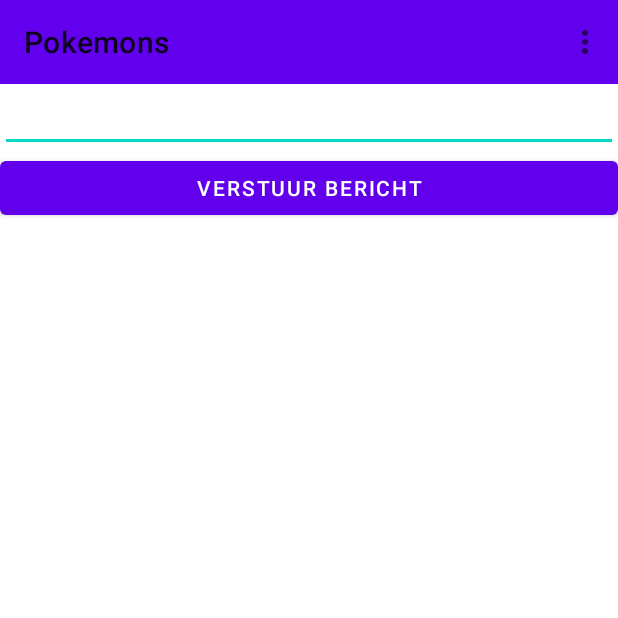
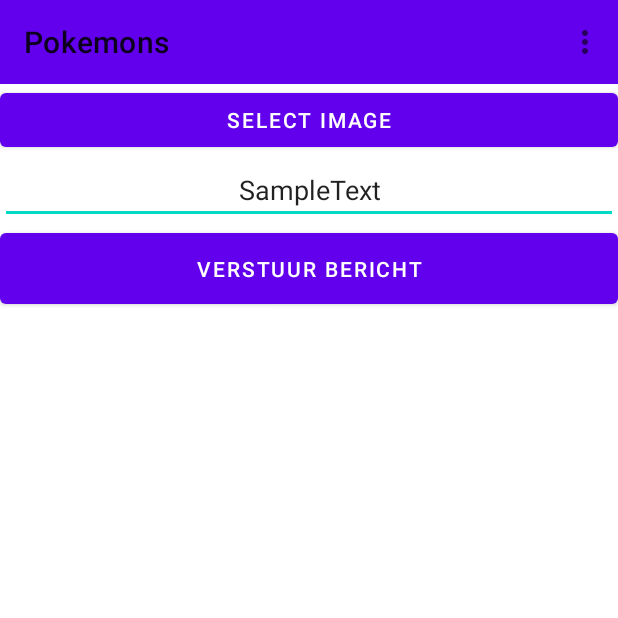
Before and after one commit to ShootMeBigTime/AndroidAssesment, an Android app: the SendPokemon screen opened directly, with no data from a screen before it, on a phone screen of 412 x 824 dp, the top half of it. Run offline under Robolectric (Android 15) with nearby library versions, the phone set to English and light mode, and no system bars.

Commit message:
Implicit intent en permission update

```diff
--- a/app/src/main/AndroidManifest.xml
+++ b/app/src/main/AndroidManifest.xml
@@ -13,7 +13,7 @@
         tools:targetApi="31">
         <activity
             android:name=".SendPokemon"
-            android:exported="false" />
+            android:exported="false"/>
         <activity
             android:name=".SettingsActivity"
             android:exported="false" />
--- a/app/src/main/res/layout/activity_send_pokemon.xml
+++ b/app/src/main/res/layout/activity_send_pokemon.xml
@@ -1,5 +1,7 @@
 <?xml version="1.0" encoding="utf-8"?>
 <LinearLayout xmlns:android="http://schemas.android.com/apk/res/android"
+    xmlns:app="http://schemas.android.com/apk/res-auto"
+    xmlns:tools="http://schemas.android.com/tools"
     android:layout_width="match_parent"
     android:layout_height="match_parent"
     android:orientation="vertical">
@@ -11,22 +13,37 @@
         android:background="?attr/colorPrimary">
     </androidx.appcompat.widget.Toolbar>
 
+    <ImageView
+        android:id="@+id/imageView"
+        android:layout_width="match_parent"
+        android:layout_height="wrap_content"
+        tools:srcCompat="@tools:sample/avatars" />
+
+    <Button
+        android:id="@+id/button"
+        android:layout_width="match_parent"
+        android:layout_height="wrap_content"
+        android:text="Select image"
+        android:onClick="openGallery"/>
+
     <EditText
         android:id="@+id/editText"
         android:layout_width="match_parent"
         android:layout_height="wrap_content"
         android:ems="10"
-        android:inputType="textPersonName">
+        android:inputType="textPersonName"
+        android:text="SampleText"
+        android:textAlignment="center">
 
     </EditText>
 
     <Button
         android:id="@+id/send"
         android:layout_width="match_parent"
-        android:layout_height="wrap_content"
+        android:layout_height="59dp"
         android:layout_marginBottom="92dp"
-        android:text="verstuur bericht"
-        android:onClick="sendMessage">
+        android:onClick="sendMessage"
+        android:text="verstuur bericht">
 
     </Button>
 
--- a/app/src/main/res/menu/menu.xml
+++ b/app/src/main/res/menu/menu.xml
@@ -6,7 +6,7 @@
     <item  android:id="@+id/pokedex"
         android:title="pokedex"/>
     <item  android:id="@+id/sendPokemon"
-        android:title="verstuur pokemon"/>
+        android:title="implicit intent + permissions"/>
     <item  android:id="@+id/settings"
         android:title="Instellingen"
         app:showAsAction="withText"/>
```
Also changed, not shown: app/src/main/java/com/example/assesment/SendPokemon.java (+36 -1 lines).
